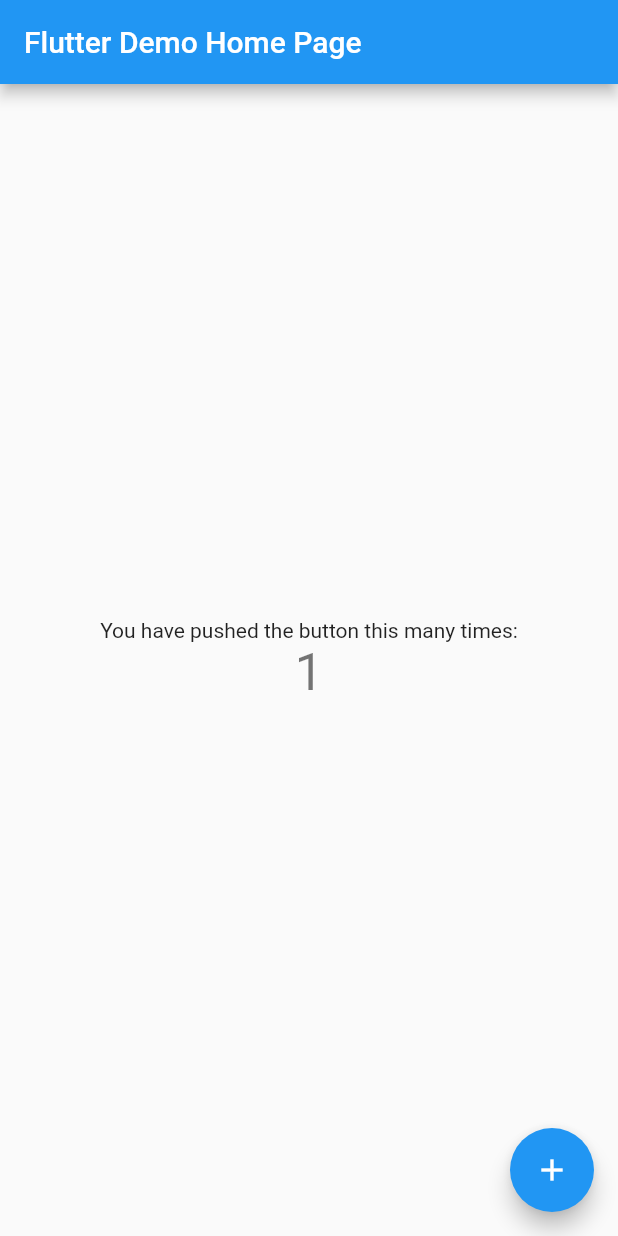
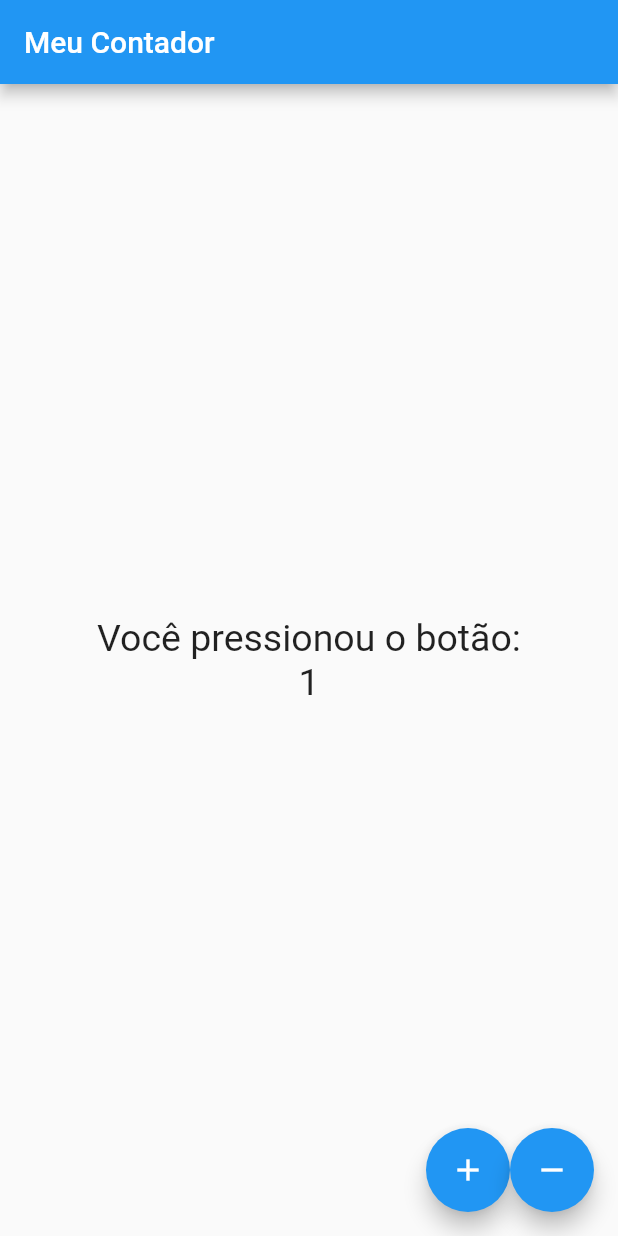
Before and after one commit to Sapa1/contadormvc, a Flutter app: the screen it shows after launch, after a tap on the "add" icon, on a phone screen of 412 x 824 dp. Run offline on Flutter 3.47's test engine with Material 2 defaults, Android fonts, the light colour scheme and no system bars.

Commit message:
botao componentizado

```diff
--- a/lib/main.dart
+++ b/lib/main.dart
@@ -1,113 +1,74 @@
 import 'package:flutter/material.dart';
 
 void main() {
-  runApp(MyApp());
+  runApp(
+    MaterialApp(
+      home: Contador(),
+    ),
+  );
 }
 
-class MyApp extends StatelessWidget {
-  // This widget is the root of your application.
+class Contador extends StatefulWidget {
+  @override
+  _ContadorState createState() => _ContadorState();
+}
+
+class _ContadorState extends State<Contador> {
+  var resultado = 0;
   @override
   Widget build(BuildContext context) {
-    return MaterialApp(
-      title: 'Flutter Demo',
-      theme: ThemeData(
-        // This is the theme of your application.
-        //
-        // Try running your application with "flutter run". You'll see the
-        // application has a blue toolbar. Then, without quitting the app, try
-        // changing the primarySwatch below to Colors.green and then invoke
-        // "hot reload" (press "r" in the console where you ran "flutter run",
-        // or simply save your changes to "hot reload" in a Flutter IDE).
-        // Notice that the counter didn't reset back to zero; the application
-        // is not restarted.
-        primarySwatch: Colors.blue,
+    return Scaffold(
+      appBar: AppBar(
+        title: Text('Meu Contador'),
       ),
-      home: MyHomePage(title: 'Flutter Demo Home Page'),
+      body: Column(
+        mainAxisAlignment: MainAxisAlignment.center,
+        children: [
+          Center(
+            child: Text(
+              'Você pressionou o botão:',
+              style: TextStyle(fontSize: 25),
+            ),
+          ),
+          Center(
+            child: Text(
+              '$resultado',
+              style: TextStyle(fontSize: 25),
+            ),
+          ),
+        ],
+      ),
+      floatingActionButton: Row(
+        mainAxisAlignment: MainAxisAlignment.end,
+        children: [
+          OperationFloatingActionButton(Icon(Icons.add), () {
+            setState(() {
+              resultado += 1;
+            });
+          }),
+          OperationFloatingActionButton(Icon(Icons.remove), () {
+            setState(() {
+              resultado -= 1;
+            });
+          }),
+        ],
+      ),
     );
   }
 }
 
-class MyHomePage extends StatefulWidget {
-  MyHomePage({Key key, this.title}) : super(key: key);
+class OperationFloatingActionButton extends StatelessWidget {
+  final Function func;
+  final Widget icon;
 
-  // This widget is the home page of your application. It is stateful, meaning
-  // that it has a State object (defined below) that contains fields that affect
-  // how it looks.
-
-  // This class is the configuration for the state. It holds the values (in this
-  // case the title) provided by the parent (in this case the App widget) and
-  // used by the build method of the State. Fields in a Widget subclass are
-  // always marked "final".
-
-  final String title;
-
-  @override
-  _MyHomePageState createState() => _MyHomePageState();
-}
-
-class _MyHomePageState extends State<MyHomePage> {
-  int _counter = 0;
-
-  void _incrementCounter() {
-    setState(() {
-      // This call to setState tells the Flutter framework that something has
-      // changed in this State, which causes it to rerun the build method below
-      // so that the display can reflect the updated values. If we changed
-      // _counter without calling setState(), then the build method would not be
-      // called again, and so nothing would appear to happen.
-      _counter++;
-    });
-  }
+  OperationFloatingActionButton(this.icon, this.func, {Key key})
+      : super(key: key);
 
   @override
   Widget build(BuildContext context) {
-    // This method is rerun every time setState is called, for instance as done
-    // by the _incrementCounter method above.
-    //
-    // The Flutter framework has been optimized to make rerunning build methods
-    // fast, so that you can just rebuild anything that needs updating rather
-    // than having to individually change instances of widgets.
-    return Scaffold(
-      appBar: AppBar(
-        // Here we take the value from the MyHomePage object that was created by
-        // the App.build method, and use it to set our appbar title.
-        title: Text(widget.title),
-      ),
-      body: Center(
-        // Center is a layout widget. It takes a single child and positions it
-        // in the middle of the parent.
-        child: Column(
-          // Column is also a layout widget. It takes a list of children and
-          // arranges them vertically. By default, it sizes itself to fit its
-          // children horizontally, and tries to be as tall as its parent.
-          //
-          // Invoke "debug painting" (press "p" in the console, choose the
-          // "Toggle Debug Paint" action from the Flutter Inspector in Android
-          // Studio, or the "Toggle Debug Paint" command in Visual Studio Code)
-          // to see the wireframe for each widget.
-          //
-          // Column has various properties to control how it sizes itself and
-          // how it positions its children. Here we use mainAxisAlignment to
-          // center the children vertically; the main axis here is the vertical
-          // axis because Columns are vertical (the cross axis would be
-          // horizontal).
-          mainAxisAlignment: MainAxisAlignment.center,
-          children: <Widget>[
-            Text(
-              'You have pushed the button this many times:',
-            ),
-            Text(
-              '$_counter',
-              style: Theme.of(context).textTheme.headline4,
-            ),
-          ],
-        ),
-      ),
-      floatingActionButton: FloatingActionButton(
-        onPressed: _incrementCounter,
-        tooltip: 'Increment',
-        child: Icon(Icons.add),
-      ), // This trailing comma makes auto-formatting nicer for build methods.
+    return FloatingActionButton(
+      onPressed: func,
+      child: icon,
     );
   }
 }
```
